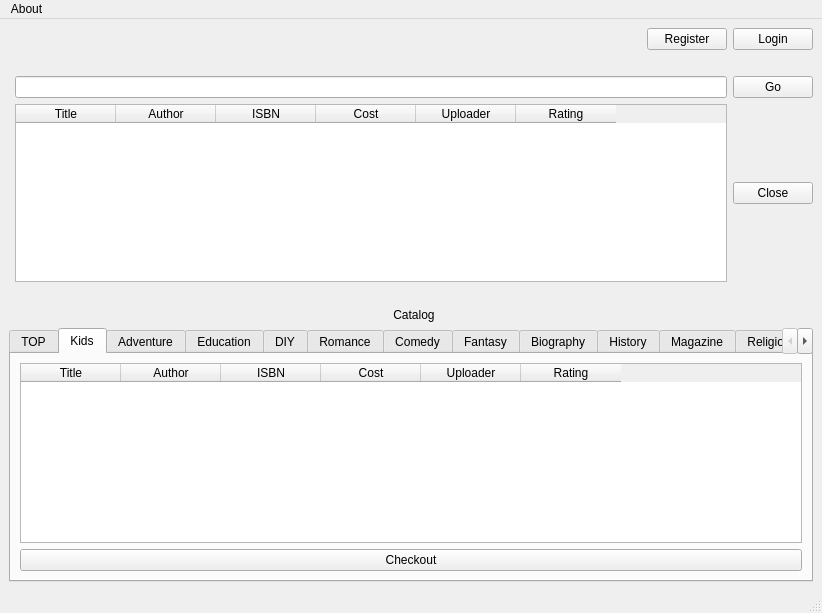
Before: the Qt Designer form designer/Ui_MainWindowVisitor.ui in psuong/P2PBooks, drawn with Qt 5.
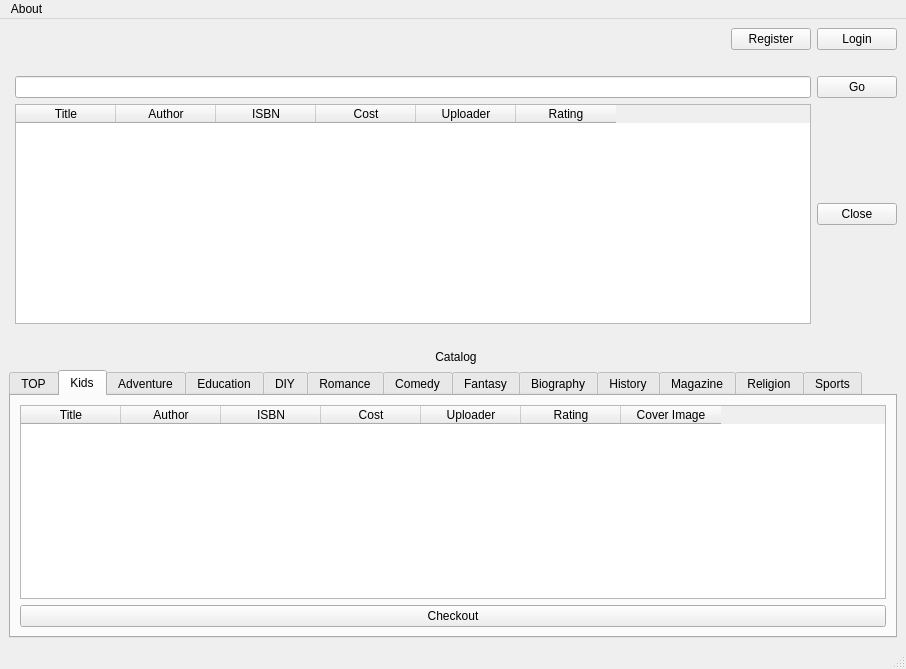
After: the same form once the commit is applied. The open tabs and pages were chosen to show the change.

Commit message: Added ImageWidget to TableWidget of visitor

Diff of the .ui file:
```diff
--- a/designer/Ui_MainWindowVisitor.ui
+++ b/designer/Ui_MainWindowVisitor.ui
@@ -6,8 +6,8 @@
    <rect>
     <x>0</x>
     <y>0</y>
-    <width>822</width>
-    <height>613</height>
+    <width>906</width>
+    <height>669</height>
    </rect>
   </property>
   <property name="windowTitle">
@@ -223,6 +223,11 @@
             <string>Rating</string>
            </property>
           </column>
+          <column>
+           <property name="text">
+            <string>Cover Image</string>
+           </property>
+          </column>
          </widget>
         </item>
         <item row="1" column="0">
@@ -875,7 +880,7 @@
     <rect>
      <x>0</x>
      <y>0</y>
-     <width>822</width>
+     <width>906</width>
      <height>21</height>
     </rect>
    </property>
```
Left out of the diff: 7 changed lines with no effect on the pictures. The commit also changes 4 other files.
